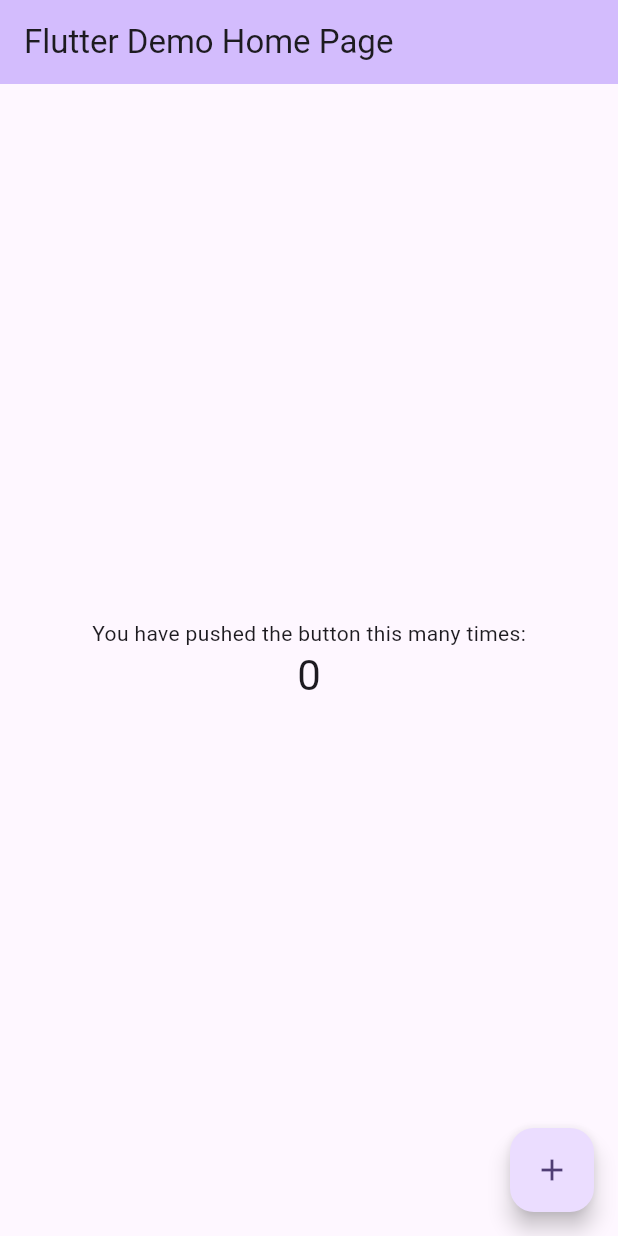
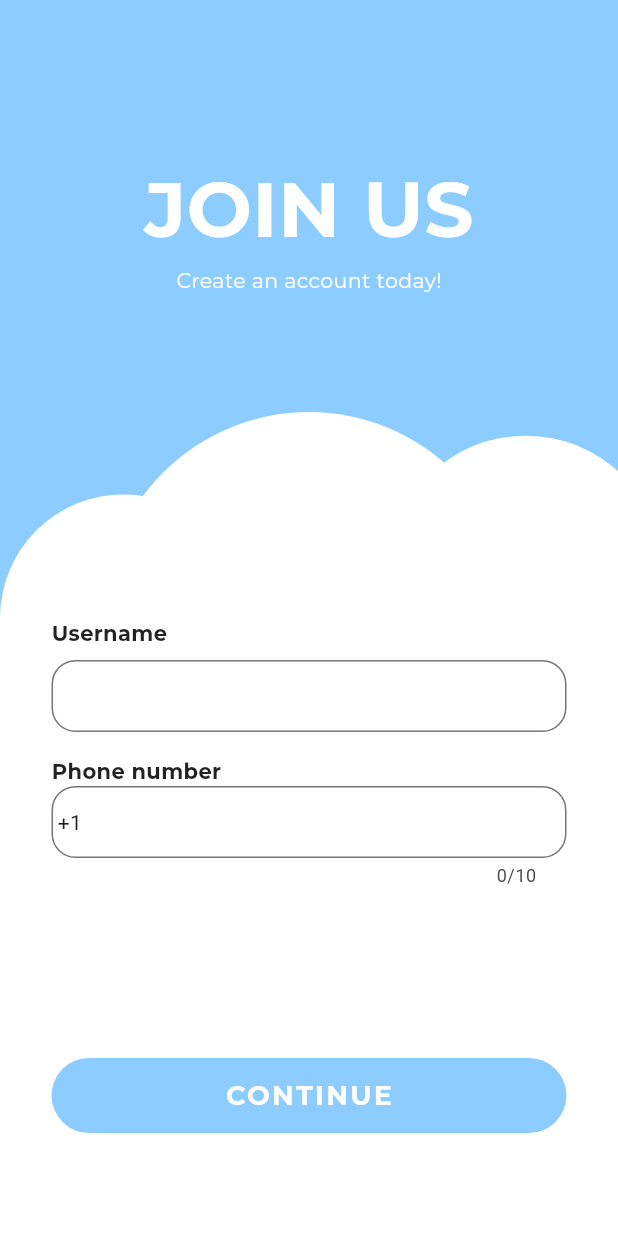
Before and after one commit to CRUXsur/verification_app, a Flutter app: the screen it shows after launch, on a phone screen of 412 x 824 dp. Run offline on Flutter 3.47's test engine with Material 3 defaults, Android fonts, the phone set to English and light mode, and no system bars; drawn by our look-alikes of intl_phone_field; our stand-ins replace google_fonts, pin_code_fields.

Commit message:
OTP UI Design

```diff
--- a/lib/main.dart
+++ b/lib/main.dart
@@ -1,43 +1,39 @@
 import 'package:flutter/material.dart';
+import 'package:verification_app/registerscreen.dart';
+
 
 void main() {
   runApp(const MyApp());
 }
 
 class MyApp extends StatelessWidget {
-  const MyApp({super.key});
+  const MyApp({Key? key}) : super(key: key);
 
   // This widget is the root of your application.
   @override
   Widget build(BuildContext context) {
     return MaterialApp(
       title: 'Flutter Demo',
+      debugShowCheckedModeBanner: false,
       theme: ThemeData(
         // This is the theme of your application.
         //
-        // TRY THIS: Try running your application with "flutter run". You'll see
-        // the application has a purple toolbar. Then, without quitting the app,
-        // try changing the seedColor in the colorScheme below to Colors.green
-        // and then invoke "hot reload" (save your changes or press the "hot
-        // reload" button in a Flutter-supported IDE, or press "r" if you used
-        // the command line to start the app).
-        //
+        // Try running your application with "flutter run". You'll see the
+        // application has a blue toolbar. Then, without quitting the app, try
+        // changing the primarySwatch below to Colors.green and then invoke
+        // "hot reload" (press "r" in the console where you ran "flutter run",
+        // or simply save your changes to "hot reload" in a Flutter IDE).
         // Notice that the counter didn't reset back to zero; the application
-        // state is not lost during the reload. To reset the state, use hot
-        // restart instead.
-        //
-        // This works for code too, not just values: Most code changes can be
-        // tested with just a hot reload.
-        colorScheme: ColorScheme.fromSeed(seedColor: Colors.deepPurple),
-        useMaterial3: true,
+        // is not restarted.
+        primarySwatch: Colors.blue,
       ),
-      home: const MyHomePage(title: 'Flutter Demo Home Page'),
+      home: const RegisterScreen(),
     );
   }
 }
 
 class MyHomePage extends StatefulWidget {
-  const MyHomePage({super.key, required this.title});
+  const MyHomePage({Key? key, required this.title}) : super(key: key);
 
   // This widget is the home page of your application. It is stateful, meaning
   // that it has a State object (defined below) that contains fields that affect
@@ -78,10 +74,6 @@
     // than having to individually change instances of widgets.
     return Scaffold(
       appBar: AppBar(
-        // TRY THIS: Try changing the color here to a specific color (to
-        // Colors.amber, perhaps?) and trigger a hot reload to see the AppBar
-        // change color while the other colors stay the same.
-        backgroundColor: Theme.of(context).colorScheme.inversePrimary,
         // Here we take the value from the MyHomePage object that was created by
         // the App.build method, and use it to set our appbar title.
         title: Text(widget.title),
@@ -94,15 +86,16 @@
           // arranges them vertically. By default, it sizes itself to fit its
           // children horizontally, and tries to be as tall as its parent.
           //
+          // Invoke "debug painting" (press "p" in the console, choose the
+          // "Toggle Debug Paint" action from the Flutter Inspector in Android
+          // Studio, or the "Toggle Debug Paint" command in Visual Studio Code)
+          // to see the wireframe for each widget.
+          //
           // Column has various properties to control how it sizes itself and
           // how it positions its children. Here we use mainAxisAlignment to
           // center the children vertically; the main axis here is the vertical
           // axis because Columns are vertical (the cross axis would be
           // horizontal).
-          //
-          // TRY THIS: Invoke "debug painting" (choose the "Toggle Debug Paint"
-          // action in the IDE, or press "p" in the console), to see the
-          // wireframe for each widget.
           mainAxisAlignment: MainAxisAlignment.center,
           children: <Widget>[
             const Text(
--- /dev/null
+++ b/lib/registerscreen.dart
@@ -0,0 +1,296 @@
+import 'package:flutter/material.dart';
+import 'package:google_fonts/google_fonts.dart';
+import 'package:intl_phone_field/intl_phone_field.dart';
+import 'package:pin_code_fields/pin_code_fields.dart';
+
+class RegisterScreen extends StatefulWidget {
+  const RegisterScreen({Key? key}) : super(key: key);
+
+  @override
+  State<RegisterScreen> createState() => _RegisterScreenState();
+}
+
+class _RegisterScreenState extends State<RegisterScreen> {
+  TextEditingController usernameController = TextEditingController();
+  TextEditingController phoneController = TextEditingController();
+  double screenHeight = 0;
+  double screenWidth = 0;
+  double bottom = 0;
+
+  int screenState = 0;
+
+  Color blue = const Color(0xff8cccff);
+
+  @override
+  Widget build(BuildContext context) {
+    screenHeight = MediaQuery.of(context).size.height;
+    screenWidth = MediaQuery.of(context).size.width;
+    bottom = MediaQuery.of(context).viewInsets.bottom;
+
+    return WillPopScope(
+      onWillPop: () {
+        setState(() {
+          screenState = 0;
+        });
+        return Future.value(false);
+      },
+      child: Scaffold(
+        backgroundColor: blue,
+        body: SizedBox(
+          height: screenHeight,
+          width: screenWidth,
+          child: Stack(
+            children: [
+              Align(
+                alignment: Alignment.topCenter,
+                child: Padding(
+                  padding: EdgeInsets.only(top: screenHeight / 8),
+                  child: Column(
+                    children: [
+                      Text(
+                        "JOIN US",
+                        style: GoogleFonts.montserrat(
+                          color: Colors.white,
+                          fontWeight: FontWeight.bold,
+                          fontSize: screenWidth / 8,
+                        ),
+                      ),
+                      Text(
+                        "Create an account today!",
+                        style: GoogleFonts.montserrat(
+                          color: Colors.white,
+                          fontSize: screenWidth / 30,
+                        ),
+                      ),
+                    ],
+                  ),
+                ),
+              ),
+              Align(
+                alignment: Alignment.centerLeft,
+                child: circle(5),
+              ),
+              Transform.translate(
+                offset: const Offset(30, -30),
+                child: Align(
+                  alignment: Alignment.centerRight,
+                  child: circle(4.5),
+                ),
+              ),
+              Center(
+                child: circle(3),
+              ),
+              Align(
+                alignment: Alignment.bottomCenter,
+                child: AnimatedContainer(
+                  height: bottom > 0 ? screenHeight : screenHeight / 2,
+                  width: screenWidth,
+                  color: Colors.white,
+                  duration: const Duration(milliseconds: 800),
+                  curve: Curves.fastLinearToSlowEaseIn,
+                  child: Padding(
+                    padding: EdgeInsets.only(
+                      left: screenWidth / 12,
+                      right: screenWidth / 12,
+                      top: bottom > 0 ? screenHeight / 12 : 0,
+                    ),
+                    child: Column(
+                      mainAxisAlignment: MainAxisAlignment.spaceBetween,
+                      children: [
+                        screenState == 0 ? stateRegister() : stateOTP(),
+                        GestureDetector(
+                          onTap: () {
+                            if(usernameController.text.isEmpty) {
+                              ScaffoldMessenger.of(context).showSnackBar(
+                                const SnackBar(
+                                  content: Text("Username is still empty!"),
+                                ),
+                              );
+                            } else if(phoneController.text.isEmpty) {
+                              ScaffoldMessenger.of(context).showSnackBar(
+                                const SnackBar(
+                                  content: Text("Phone number is still empty!"),
+                                ),
+                              );
+                            } else {
+                              setState(() {
+                                screenState = 1;
+                              });
+                            }
+                          },
+                          child: Container(
+                            height: 50,
+                            width: screenWidth,
+                            margin: EdgeInsets.only(bottom: screenHeight / 12),
+                            decoration: BoxDecoration(
+                              color: blue,
+                              borderRadius: BorderRadius.circular(50),
+                            ),
+                            child: Center(
+                              child: Text(
+                                "CONTINUE",
+                                style: GoogleFonts.montserrat(
+                                  color: Colors.white,
+                                  fontWeight: FontWeight.bold,
+                                  letterSpacing: 1.5,
+                                  fontSize: 18,
+                                ),
+                              ),
+                            ),
+                          ),
+                        ),
+                      ],
+                    ),
+                  ),
+                ),
+              )
+            ],
+          ),
+        ),
+      ),
+    );
+  }
+
+  Widget stateRegister() {
+    return Column(
+      crossAxisAlignment: CrossAxisAlignment.start,
+      children: [
+        Text(
+          "Username",
+          style: GoogleFonts.montserrat(
+            color: Colors.black87,
+            fontWeight: FontWeight.bold,
+          ),
+        ),
+        const SizedBox(height: 8,),
+        TextFormField(
+          controller: usernameController,
+          decoration: InputDecoration(
+            border: OutlineInputBorder(
+              borderRadius: BorderRadius.circular(16),
+            ),
+            contentPadding: const EdgeInsets.symmetric(
+              horizontal: 16,
+            ),
+          ),
+        ),
+        const SizedBox(height: 16,),
+        Text(
+          "Phone number",
+          style: GoogleFonts.montserrat(
+            color: Colors.black87,
+            fontWeight: FontWeight.bold,
+          ),
+        ),
+        IntlPhoneField(
+          controller: phoneController,
+          showCountryFlag: false,
+          showDropdownIcon: false,
+          decoration: InputDecoration(
+            border: OutlineInputBorder(
+              borderRadius: BorderRadius.circular(16),
+            ),
+            contentPadding: const EdgeInsets.symmetric(
+              horizontal: 16,
+            ),
+          ),
+        ),
+      ],
+    );
+  }
+
+  Widget stateOTP() {
+    return Column(
+      crossAxisAlignment: CrossAxisAlignment.center,
+      children: [
+        RichText(
+          textAlign: TextAlign.center,
+          text: TextSpan(
+            children: [
+              TextSpan(
+                text: "We just sent a code to ",
+                style: GoogleFonts.montserrat(
+                  color: Colors.black87,
+                  fontSize: 18,
+                ),
+              ),
+              TextSpan(
+                text: phoneController.text,
+                style: GoogleFonts.montserrat(
+                  color: Colors.black87,
+                  fontWeight: FontWeight.bold,
+                  fontSize: 18,
+                ),
+              ),
+              TextSpan(
+                text: "\nEnter the code here and we can continue!",
+                style: GoogleFonts.montserrat(
+                  color: Colors.black87,
+                  fontSize: 12,
+                ),
+              ),
+            ],
+          ),
+        ),
+        const SizedBox(height: 20,),
+        Padding(
+          padding: EdgeInsets.symmetric(horizontal: screenWidth / 12),
+          child: PinCodeTextField(
+            appContext: context,
+            length: 4,
+            onChanged: (value) {
+
+            },
+            pinTheme: PinTheme(
+              activeColor: blue,
+              selectedColor: blue,
+              inactiveColor: Colors.black26,
+            ),
+          ),
+        ),
+        const SizedBox(height: 20,),
+        RichText(
+          text: TextSpan(
+            children: [
+              TextSpan(
+                text: "Didn't receive the code? ",
+                style: GoogleFonts.montserrat(
+                  color: Colors.black87,
+                  fontSize: 12,
+                ),
+              ),
+              WidgetSpan(
+                child: GestureDetector(
+                  onTap: () {
+                    setState(() {
+                      screenState = 0;
+                    });
+                  },
+                  child: Text(
+                    "Resend",
+                    style: GoogleFonts.montserrat(
+                      color: Colors.black87,
+                      fontSize: 12,
+                      fontWeight: FontWeight.bold,
+                    ),
+                  ),
+                ),
+              ),
+            ],
+          ),
+        ),
+      ],
+    );
+  }
+
+  Widget circle(double size) {
+    return Container(
+      height: screenHeight / size,
+      width: screenHeight / size,
+      decoration: const BoxDecoration(
+        shape: BoxShape.circle,
+        color: Colors.white,
+      ),
+    );
+  }
+}
```
